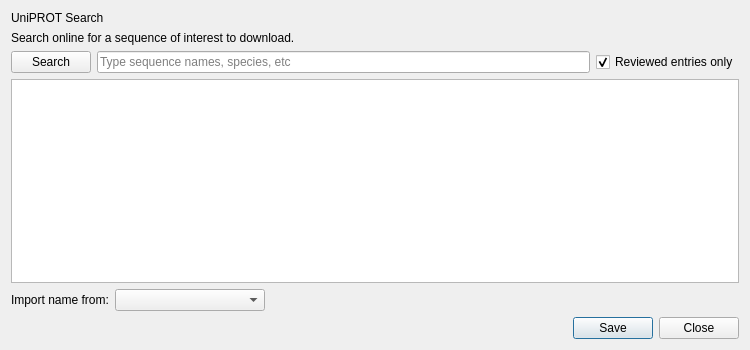
Qt form src/linnaeo/searchuniprot.ui (beowulfey/Linnaeo) before a commit.
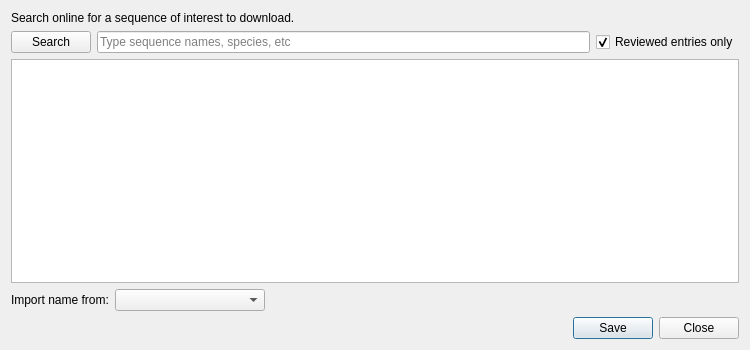
The same form after that commit.

Commit message: fixed uniprot so nonreviewed works now

The edit to the form file:
```diff
--- a/src/linnaeo/searchuniprot.ui
+++ b/src/linnaeo/searchuniprot.ui
@@ -20,13 +20,6 @@
    <string>Dialog</string>
   </property>
   <layout class="QVBoxLayout" name="verticalLayout">
-   <item>
-    <widget class="QLabel" name="label">
-     <property name="text">
-      <string>UniPROT Search</string>
-     </property>
-    </widget>
-   </item>
    <item>
     <widget class="QLabel" name="label_2">
      <property name="text">
```
Left out of the diff: 2 changed lines with no effect on the pictures. The commit also changes 1 other file.
